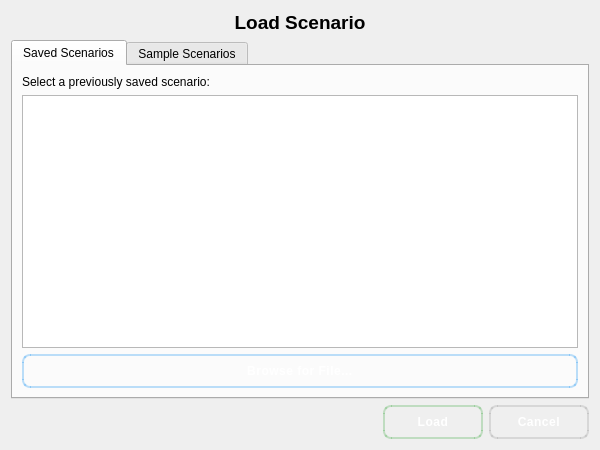
shridharbhandiwad/Zoppler_MissionPlannerQt, file cloadscenariodialog.ui: the form before one commit.
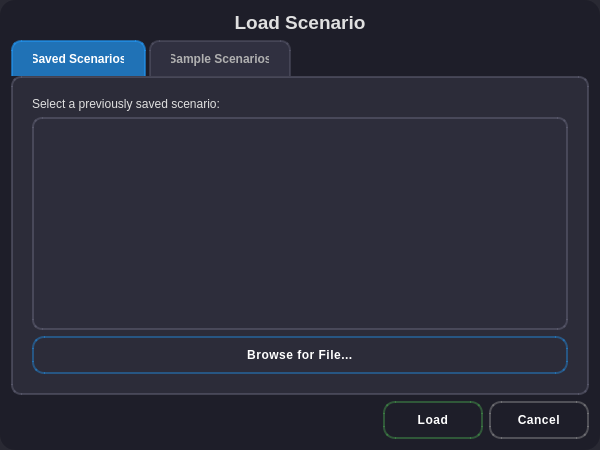
The form after the commit.

Commit message:
Refactor: Improve dialog and menu styling
Update UI elements with a modern, consistent aesthetic.

Diff of the .ui file:
```diff
--- a/cloadscenariodialog.ui
+++ b/cloadscenariodialog.ui
@@ -13,6 +13,66 @@
   <property name="windowTitle">
    <string>Load Scenario</string>
   </property>
+  <property name="styleSheet">
+   <string notr="true">QDialog {
+    background-color: rgba(30, 30, 40, 0.95);
+    border-radius: 15px;
+}
+QLabel {
+    color: #E0E0E0;
+}
+QTabWidget::pane {
+    background-color: rgba(50, 50, 65, 0.7);
+    border: 2px solid rgba(100, 100, 120, 0.5);
+    border-radius: 10px;
+    padding: 10px;
+}
+QTabBar::tab {
+    background-color: rgba(60, 60, 80, 0.6);
+    border: 2px solid rgba(100, 100, 120, 0.4);
+    border-bottom: none;
+    border-top-left-radius: 10px;
+    border-top-right-radius: 10px;
+    padding: 10px 20px;
+    margin-right: 3px;
+    color: #B0B0B0;
+    font-weight: bold;
+}
+QTabBar::tab:selected {
+    background-color: rgba(33, 150, 243, 0.7);
+    color: white;
+    border: 2px solid rgba(33, 150, 243, 0.6);
+    border-bottom: none;
+}
+QTabBar::tab:hover:!selected {
+    background-color: rgba(80, 80, 100, 0.7);
+    color: #E0E0E0;
+}
+QListWidget {
+    background-color: rgba(45, 45, 60, 0.8);
+    border: 2px solid rgba(100, 100, 120, 0.5);
+    border-radius: 10px;
+    padding: 5px;
+    color: white;
+    outline: none;
+}
+QListWidget::item {
+    background-color: transparent;
+    border-radius: 6px;
+    padding: 10px 12px;
+    margin: 2px 4px;
+}
+QListWidget::item:selected {
+    background-color: rgba(33, 150, 243, 0.6);
+    border: 1px solid rgba(66, 165, 245, 0.5);
+}
+QListWidget::item:hover:!selected {
+    background-color: rgba(80, 80, 100, 0.5);
+}
+QListWidget::item:alternate {
+    background-color: rgba(55, 55, 70, 0.4);
+}</string>
+  </property>
   <layout class="QVBoxLayout" name="verticalLayout">
    <item>
     <widget class="QLabel" name="label_Title">
@@ -59,13 +119,13 @@
          <property name="styleSheet">
           <string notr="true">QPushButton {
     background: qlineargradient(x1:0, y1:0, x2:0, y2:1,
-                                stop:0 rgba(33, 150, 243, 0.7),
-                                stop:0.5 rgba(30, 136, 229, 0.7),
-                                stop:1 rgba(25, 118, 210, 0.7));
-    border: 2px solid rgba(33, 150, 243, 0.3);
+                                stop:0 rgba(33, 150, 243, 0.75),
+                                stop:0.5 rgba(30, 136, 229, 0.75),
+                                stop:1 rgba(25, 118, 210, 0.75));
+    border: 2px solid rgba(33, 150, 243, 0.4);
     color: white;
-    padding: 8px 16px;
-    border-radius: 8px;
+    padding: 10px 20px;
+    border-radius: 12px;
     font-weight: 600;
     letter-spacing: 0.5px;
 }
@@ -85,10 +145,10 @@
 }
 QPushButton:disabled {
     background: qlineargradient(x1:0, y1:0, x2:0, y2:1,
-                                stop:0 rgba(189, 189, 189, 0.7),
-                                stop:1 rgba(158, 158, 158, 0.7));
+                                stop:0 rgba(189, 189, 189, 0.6),
+                                stop:1 rgba(158, 158, 158, 0.6));
     border: 2px solid rgba(189, 189, 189, 0.3);
-    color: rgba(255, 255, 255, 0.5);
+    color: rgba(255, 255, 255, 0.4);
 }</string>
          </property>
          <property name="text">
@@ -163,13 +223,13 @@
        <property name="styleSheet">
         <string notr="true">QPushButton {
     background: qlineargradient(x1:0, y1:0, x2:0, y2:1,
-                                stop:0 rgba(76, 175, 80, 0.7),
-                                stop:0.5 rgba(56, 142, 60, 0.7),
-                                stop:1 rgba(46, 125, 50, 0.7));
-    border: 2px solid rgba(76, 175, 80, 0.3);
+                                stop:0 rgba(76, 175, 80, 0.8),
+                                stop:0.5 rgba(56, 142, 60, 0.8),
+                                stop:1 rgba(46, 125, 50, 0.8));
+    border: 2px solid rgba(76, 175, 80, 0.4);
     color: white;
-    padding: 8px 16px;
-    border-radius: 8px;
+    padding: 10px 24px;
+    border-radius: 12px;
     font-weight: 600;
     letter-spacing: 0.5px;
 }
@@ -189,10 +249,10 @@
 }
 QPushButton:disabled {
     background: qlineargradient(x1:0, y1:0, x2:0, y2:1,
-                                stop:0 rgba(189, 189, 189, 0.7),
-                                stop:1 rgba(158, 158, 158, 0.7));
+                                stop:0 rgba(189, 189, 189, 0.6),
+                                stop:1 rgba(158, 158, 158, 0.6));
     border: 2px solid rgba(189, 189, 189, 0.3);
-    color: rgba(255, 255, 255, 0.5);
+    color: rgba(255, 255, 255, 0.4);
 }</string>
        </property>
        <property name="text">
@@ -217,13 +277,13 @@
        <property name="styleSheet">
         <string notr="true">QPushButton {
     background: qlineargradient(x1:0, y1:0, x2:0, y2:1,
-                                stop:0 rgba(158, 158, 158, 0.7),
-                                stop:0.5 rgba(141, 141, 141, 0.7),
-                                stop:1 rgba(117, 117, 117, 0.7));
-    border: 2px solid rgba(158, 158, 158, 0.3);
+                                stop:0 rgba(158, 158, 158, 0.75),
+                                stop:0.5 rgba(141, 141, 141, 0.75),
+                                stop:1 rgba(117, 117, 117, 0.75));
+    border: 2px solid rgba(158, 158, 158, 0.4);
     color: white;
-    padding: 8px 16px;
-    border-radius: 8px;
+    padding: 10px 24px;
+    border-radius: 12px;
     font-weight: 600;
     letter-spacing: 0.5px;
 }
```
Left out of the diff: 44 changed lines with no effect on the pictures. The commit also changes 2 other files.
